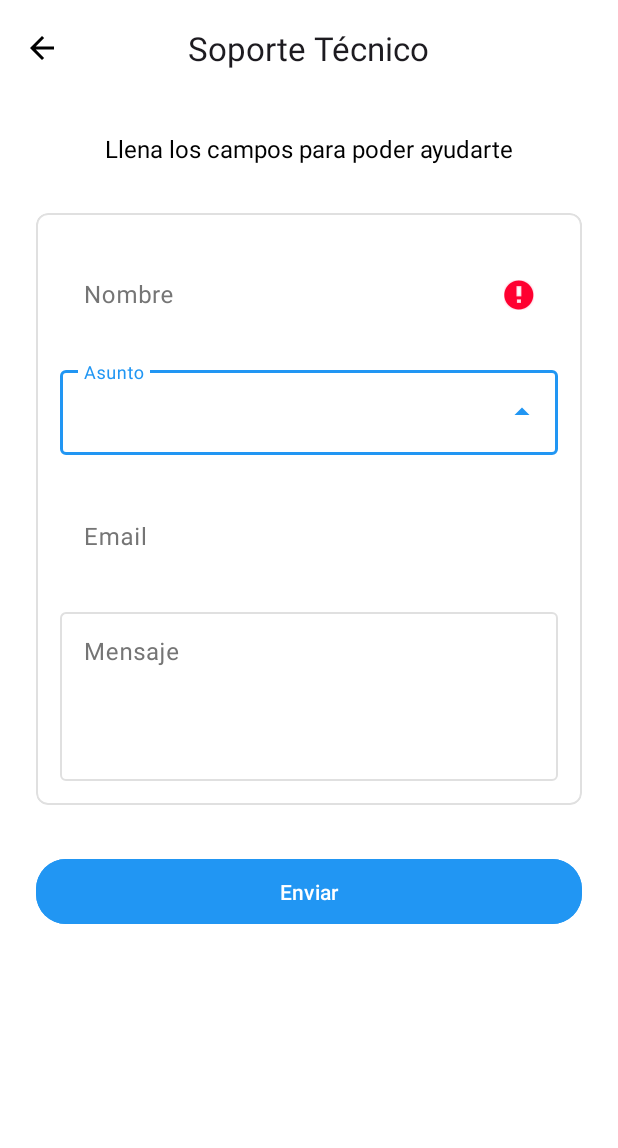
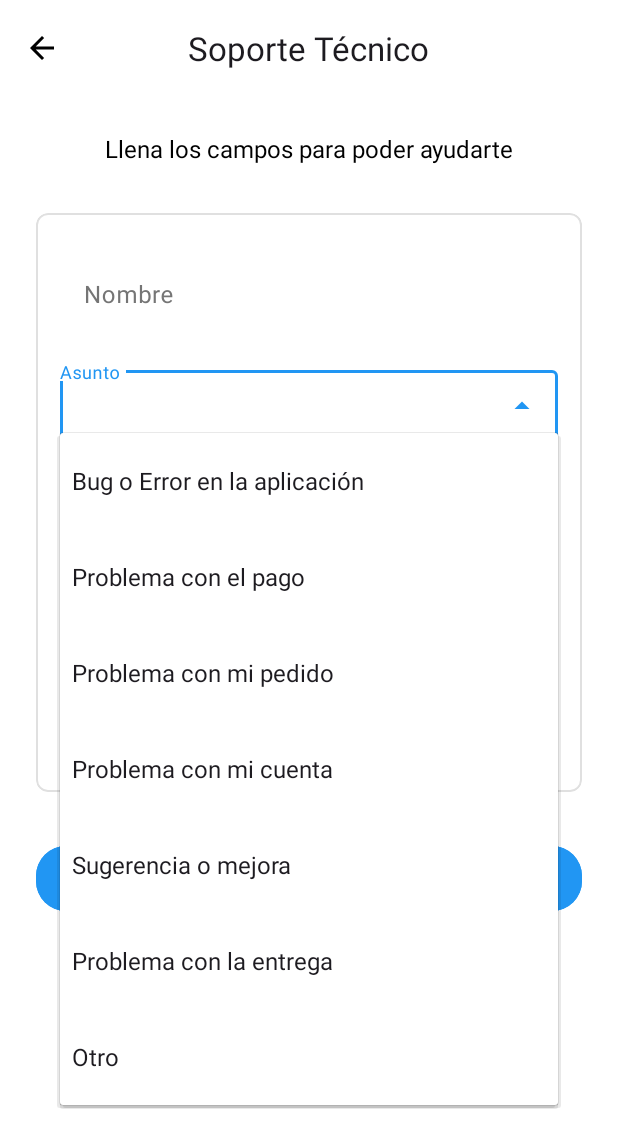
Before and after one commit to Giova2001/sivarEats, an Android app: the SupportActivity screen opened directly, with no data from a screen before it, after a tap on an icon or button, on a phone screen of 412 x 824 dp. Shown: the top 1148 px of the screen. Run offline under Robolectric (Android 15) with nearby library versions, the phone set to English and light mode, and no system bars; our stand-ins replace Firebase (no records; nobody signed in at launch, a user with empty details on screens opened directly); 1 other tap on this screen came first.

Commit message:
correcion en soporte tecnico

```diff
--- a/app/src/main/java/com/example/sivareats/ui/profile/SupportActivity.java
+++ b/app/src/main/java/com/example/sivareats/ui/profile/SupportActivity.java
@@ -5,6 +5,8 @@ import android.content.Intent;
 import android.content.SharedPreferences;
 import android.os.Bundle;
 import android.text.TextUtils;
+import android.util.Log;
+import android.widget.ArrayAdapter;
 import android.widget.Button;
 import android.widget.Toast;
 
@@ -12,15 +14,19 @@ import androidx.appcompat.app.AppCompatActivity;
 import androidx.appcompat.widget.Toolbar;
 
 import com.example.sivareats.R;
+import com.google.android.material.textfield.MaterialAutoCompleteTextView;
 import com.google.android.material.textfield.TextInputEditText;
 import com.google.firebase.auth.FirebaseAuth;
 import com.google.firebase.auth.FirebaseUser;
+import com.google.firebase.firestore.FirebaseFirestore;
 
 public class SupportActivity extends AppCompatActivity {
 
     private TextInputEditText etNombre, etEmail, etMensaje;
+    private MaterialAutoCompleteTextView acAsunto;
     private Button btnEnviar;
     private SharedPreferences sharedPreferences;
+    private FirebaseFirestore db;
     private static final String PREF_NAME = "loginPrefs";
 
     @Override
@@ -33,50 +39,124 @@ public class SupportActivity extends AppCompatActivity {
         toolbar.setNavigationOnClickListener(v -> onBackPressed());
 
         sharedPreferences = getSharedPreferences(PREF_NAME, Context.MODE_PRIVATE);
+        db = FirebaseFirestore.getInstance();
 
         etNombre = findViewById(R.id.et_nombre);
         etEmail = findViewById(R.id.et_email);
         etMensaje = findViewById(R.id.et_mensaje);
+        acAsunto = findViewById(R.id.ac_asunto);
         btnEnviar = findViewById(R.id.btn_enviar);
 
-        // Cargar email del usuario
-        loadUserEmail();
+        // Configurar dropdown de asuntos
+        setupAsuntoDropdown();
+
+        // Cargar datos del usuario
+        loadUserData();
 
         btnEnviar.setOnClickListener(v -> sendSupportEmail());
     }
 
-    private void loadUserEmail() {
-        FirebaseUser currentUser = FirebaseAuth.getInstance().getCurrentUser();
-        String email = null;
+    private void setupAsuntoDropdown() {
+        String[] asuntos = {
+            "Bug o Error en la aplicación",
+            "Problema con el pago",
+            "Problema con mi pedido",
+            "Problema con mi cuenta",
+            "Sugerencia o mejora",
+            "Problema con la entrega",
+            "Otro"
+        };
 
-        if (currentUser != null && currentUser.getEmail() != null) {
-            email = currentUser.getEmail();
-        } else {
-            email = sharedPreferences.getString("email", null);
-            if (email == null) {
-                email = sharedPreferences.getString("last_logged_email", null);
+        ArrayAdapter<String> adapter = new ArrayAdapter<>(this,
+            android.R.layout.simple_dropdown_item_1line, asuntos);
+        acAsunto.setAdapter(adapter);
+    }
+
+    private void loadUserData() {
+        // Obtener email del usuario
+        SharedPreferences prefs = getSharedPreferences("SivarEatsPrefs", Context.MODE_PRIVATE);
+        String userEmail = prefs.getString("CURRENT_USER_EMAIL", null);
+
+        if (userEmail == null || userEmail.isEmpty()) {
+            // Intentar obtener desde Firebase Auth
+            FirebaseUser currentUser = FirebaseAuth.getInstance().getCurrentUser();
+            if (currentUser != null && currentUser.getEmail() != null) {
+                userEmail = currentUser.getEmail();
+            } else {
+                userEmail = sharedPreferences.getString("email", null);
+                if (userEmail == null) {
+                    userEmail = sharedPreferences.getString("last_logged_email", null);
+                }
             }
         }
 
-        if (email != null && etEmail != null) {
-            etEmail.setText(email);
+        // Hacer la variable final para usar en lambdas
+        final String finalUserEmail = userEmail;
+
+        // Cargar email
+        if (finalUserEmail != null && etEmail != null) {
+            etEmail.setText(finalUserEmail);
+        }
+
+        // Cargar nombre desde Firebase
+        if (finalUserEmail != null && db != null) {
+            db.collection("users").document(finalUserEmail)
+                    .get()
+                    .addOnSuccessListener(documentSnapshot -> {
+                        if (documentSnapshot.exists()) {
+                            String name = documentSnapshot.getString("name");
+                            if (name != null && !name.isEmpty() && etNombre != null) {
+                                etNombre.setText(name);
+                            } else {
+                                // Si el nombre está vacío, usar parte del email
+                                if (etNombre != null) {
+                                    String displayName = finalUserEmail.split("@")[0];
+                                    etNombre.setText(displayName);
+                                }
+                            }
+                        } else {
+                            // Si no existe en Firestore, usar parte del email como nombre
+                            if (etNombre != null) {
+                                String displayName = finalUserEmail.split("@")[0];
+                                etNombre.setText(displayName);
+                            }
+                        }
+                    })
+                    .addOnFailureListener(e -> {
+                        Log.e("SupportActivity", "Error al cargar nombre: " + e.getMessage());
+                        // En caso de error, usar parte del email como nombre
+                        if (etNombre != null) {
+                            String displayName = finalUserEmail.split("@")[0];
+                            etNombre.setText(displayName);
+                        }
+                    });
+        } else if (finalUserEmail != null && etNombre != null) {
+            // Si no hay email de Firebase, usar parte del email como nombre
+            String displayName = finalUserEmail.split("@")[0];
+            etNombre.setText(displayName);
         }
     }
 
     private void sendSupportEmail() {
         String nombre = etNombre.getText() != null ? etNombre.getText().toString().trim() : "";
         String email = etEmail.getText() != null ? etEmail.getText().toString().trim() : "";
+        String asunto = acAsunto.getText() != null ? acAsunto.getText().toString().trim() : "";
         String mensaje = etMensaje.getText() != null ? etMensaje.getText().toString().trim() : "";
 
         if (TextUtils.isEmpty(nombre)) {
-            etNombre.setError("Ingresa tu nombre");
-            etNombre.requestFocus();
+            Toast.makeText(this, "El nombre es requerido", Toast.LENGTH_SHORT).show();
             return;
         }
 
         if (TextUtils.isEmpty(email) || !android.util.Patterns.EMAIL_ADDRESS.matcher(email).matches()) {
-            etEmail.setError("Ingresa un email válido");
+            etEmail.setError("Email inválido");
             etEmail.requestFocus();
+            return;
+        }
+
+        if (TextUtils.isEmpty(asunto)) {
+            acAsunto.setError("Selecciona un asunto");
+            acAsunto.requestFocus();
             return;
         }
 
@@ -90,10 +170,11 @@ public class SupportActivity extends AppCompatActivity {
         Intent emailIntent = new Intent(Intent.ACTION_SEND);
         emailIntent.setType("message/rfc822");
         emailIntent.putExtra(Intent.EXTRA_EMAIL, new String[]{"tecnostore141@gmail.com"}); // Cambiar por el email real
-        emailIntent.putExtra(Intent.EXTRA_SUBJECT, "Soporte Técnico - " + nombre);
+        emailIntent.putExtra(Intent.EXTRA_SUBJECT, "Soporte Técnico - " + asunto);
         emailIntent.putExtra(Intent.EXTRA_TEXT,
                 "Nombre: " + nombre + "\n" +
-                "Email: " + email + "\n\n" +
+                "Email: " + email + "\n" +
+                "Asunto: " + asunto + "\n\n" +
                 "Mensaje:\n" + mensaje);
 
         try {
--- a/app/src/main/res/layout/activity_soporte_tecnico.xml
+++ b/app/src/main/res/layout/activity_soporte_tecnico.xml
@@ -62,18 +62,20 @@
                             android:id="@+id/et_nombre"
                             android:layout_width="match_parent"
                             android:layout_height="wrap_content"
-                            android:inputType="textPersonName|textCapWords" />
+                            android:inputType="textPersonName|textCapWords"
+                            android:enabled="false"
+                            android:textColor="?attr/colorOnSurfaceVariant" />
                     </com.google.android.material.textfield.TextInputLayout>
 
                     <com.google.android.material.textfield.TextInputLayout
-                        style="@style/Widget.MaterialComponents.TextInputLayout.OutlinedBox.ExposedDropdownMenu"
                         android:layout_width="match_parent"
                         android:layout_height="wrap_content"
                         android:hint="Asunto"
                         android:layout_marginTop="16dp"
-                        app:boxBackgroundMode="outline">
+                        app:boxBackgroundMode="outline"
+                        app:endIconMode="dropdown_menu">
 
-                        <AutoCompleteTextView
+                        <com.google.android.material.textfield.MaterialAutoCompleteTextView
                             android:id="@+id/ac_asunto"
                             android:layout_width="match_parent"
                             android:layout_height="wrap_content"
```
